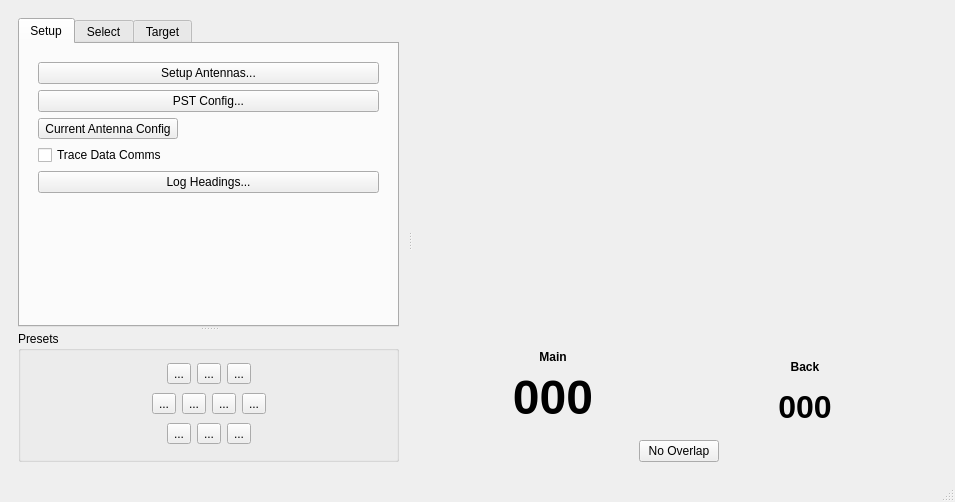
Qt form mqt/MqtRotator/rotatormainwindow.ui (Rsclub22/Minos2-Mirror) before a commit.
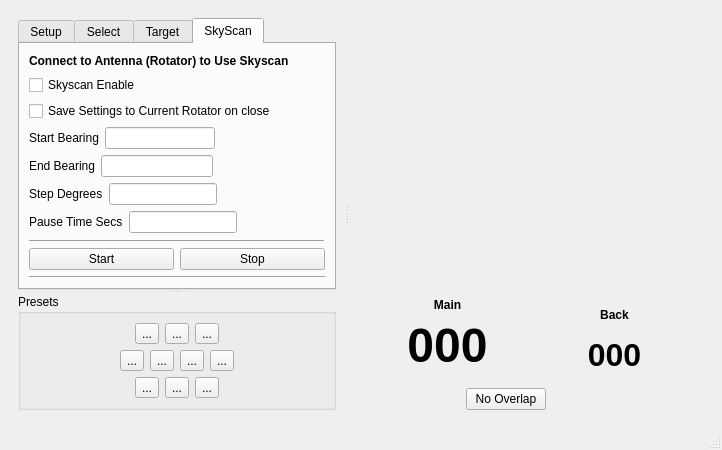
The same form after that commit. Custom widgets are drawn as their Qt base class.

Patch:
```diff
--- a/mqt/MqtRotator/rotatormainwindow.ui
+++ b/mqt/MqtRotator/rotatormainwindow.ui
@@ -9,15 +9,15 @@
    <rect>
     <x>0</x>
     <y>0</y>
-    <width>955</width>
-    <height>502</height>
+    <width>722</width>
+    <height>447</height>
    </rect>
   </property>
   <property name="windowTitle">
    <string>Minos Rotator</string>
   </property>
   <widget class="QWidget" name="centralwidget">
-   <layout class="QVBoxLayout" name="verticalLayout_3">
+   <layout class="QVBoxLayout" name="verticalLayout_25">
     <item>
      <widget class="MinosSplitter" name="rotSplitter">
       <property name="orientation">
@@ -32,7 +32,7 @@
           </property>
           <widget class="QTabWidget" name="rotTabs">
            <property name="currentIndex">
-            <number>0</number>
+            <number>3</number>
            </property>
            <widget class="MinosCustomTab" name="setupTab">
             <attribute name="title">
@@ -398,6 +398,203 @@
              </item>
             </layout>
            </widget>
+           <widget class="MinosCustomTab" name="skyScanTab">
+            <attribute name="title">
+             <string>SkyScan</string>
+            </attribute>
+            <layout class="QVBoxLayout" name="verticalLayout_17">
+             <item>
+              <widget class="QLabel" name="skyscanTitleLabel">
+               <property name="font">
+                <font>
+                 <bold>true</bold>
+                </font>
+               </property>
+               <property name="text">
+                <string>Connect to Antenna (Rotator) to Use Skyscan</string>
+               </property>
+              </widget>
+             </item>
+             <item>
+              <widget class="QCheckBox" name="skyScanEnableChkBox">
+               <property name="text">
+                <string>Skyscan Enable</string>
+               </property>
+              </widget>
+             </item>
+             <item>
+              <layout class="QHBoxLayout" name="horizontalLayout_16">
+               <item>
+                <widget class="QCheckBox" name="saveSkyScanSettingsOnCloseChkBox">
+                 <property name="text">
+                  <string>Save Settings to Current Rotator on close</string>
+                 </property>
+                </widget>
+               </item>
+               <item>
+                <spacer name="horizontalSpacer_19">
+                 <property name="orientation">
+                  <enum>Qt::Horizontal</enum>
+                 </property>
+                 <property name="sizeHint" stdset="0">
+                  <size>
+                   <width>40</width>
+                   <height>20</height>
+                  </size>
+                 </property>
+                </spacer>
+               </item>
+              </layout>
+             </item>
+             <item>
+              <layout class="QVBoxLayout" name="verticalLayout_3">
+               <item>
+                <layout class="QHBoxLayout" name="horizontalLayout_10">
+                 <item>
+                  <widget class="QLabel" name="skyScanStartBrgLabel">
+                   <property name="text">
+                    <string>Start Bearing</string>
+                   </property>
+                  </widget>
+                 </item>
+                 <item>
+                  <widget class="BearingLineEdit" name="skyScanStartBrgLineEdit"/>
+                 </item>
+                 <item>
+                  <spacer name="horizontalSpacer_15">
+                   <property name="orientation">
+                    <enum>Qt::Horizontal</enum>
+                   </property>
+                   <property name="sizeHint" stdset="0">
+                    <size>
+                     <width>40</width>
+                     <height>20</height>
+                    </size>
+                   </property>
+                  </spacer>
+                 </item>
+                </layout>
+               </item>
+               <item>
+                <layout class="QHBoxLayout" name="horizontalLayout_18">
+                 <item>
+                  <widget class="QLabel" name="skyScanEndBrgLabel">
+                   <property name="text">
+                    <string>End Bearing</string>
+                   </property>
+                  </widget>
+                 </item>
+                 <item>
+                  <widget class="BearingLineEdit" name="skyScanEndBrgLineEdit"/>
+                 </item>
+                 <item>
+                  <spacer name="horizontalSpacer_16">
+                   <property name="orientation">
+                    <enum>Qt::Horizontal</enum>
+                   </property>
+                   <property name="sizeHint" stdset="0">
+                    <size>
+                     <width>40</width>
+                     <height>20</height>
+                    </size>
+                   </property>
+                  </spacer>
+                 </item>
+                </layout>
+               </item>
+               <item>
+                <layout class="QHBoxLayout" name="horizontalLayout_14">
+                 <item>
+                  <widget class="QLabel" name="skyScanStepDegreesLabel">
+                   <property name="text">
+                    <string>Step Degrees</string>
+                   </property>
+                  </widget>
+                 </item>
+                 <item>
+                  <widget class="BearingLineEdit" name="skyScanStepDegreesLineEdit"/>
+                 </item>
+                 <item>
+                  <spacer name="horizontalSpacer_17">
+                   <property name="orientation">
+                    <enum>Qt::Horizontal</enum>
+                   </property>
+                   <property name="sizeHint" stdset="0">
+                    <size>
+                     <width>40</width>
+                     <height>20</height>
+                    </size>
+                   </property>
+                  </spacer>
+                 </item>
+                </layout>
+               </item>
+               <item>
+                <layout class="QHBoxLayout" name="horizontalLayout_15">
+                 <item>
+                  <widget class="QLabel" name="skyScanPauseTimeLabel">
+                   <property name="text">
+                    <string>Pause Time Secs</string>
+                   </property>
+                  </widget>
+                 </item>
+                 <item>
+                  <widget class="QLineEdit" name="skyScanPauseTimeLineEdit"/>
+                 </item>
+                 <item>
+                  <spacer name="horizontalSpacer_18">
+                   <property name="orientation">
+                    <enum>Qt::Horizontal</enum>
+                   </property>
+                   <property name="sizeHint" stdset="0">
+                    <size>
+                     <width>40</width>
+                     <height>20</height>
+                    </size>
+                   </property>
+                  </spacer>
+                 </item>
+                </layout>
+               </item>
+               <item>
+                <widget class="Line" name="line">
+                 <property name="frameShadow">
+                  <enum>QFrame::Raised</enum>
+                 </property>
+                 <property name="orientation">
+                  <enum>Qt::Horizontal</enum>
+                 </property>
+                </widget>
+               </item>
+               <item>
+                <layout class="QHBoxLayout" name="horizontalLayout_17">
+                 <item>
+                  <widget class="QPushButton" name="skyScanStartPb">
+                   <property name="text">
+                    <string>Start</string>
+                   </property>
+                  </widget>
+                 </item>
+                 <item>
+                  <widget class="QPushButton" name="skyScanStopPb">
+                   <property name="text">
+                    <string>Stop</string>
+                   </property>
+                  </widget>
+                 </item>
+                </layout>
+               </item>
+               <item>
+                <widget class="Line" name="line_2">
+                 <property name="orientation">
+                  <enum>Qt::Horizontal</enum>
+                 </property>
+                </widget>
+               </item>
+              </layout>
+             </item>
+            </layout>
+           </widget>
           </widget>
           <widget class="QGroupBox" name="groupBox">
            <property name="title">
```
